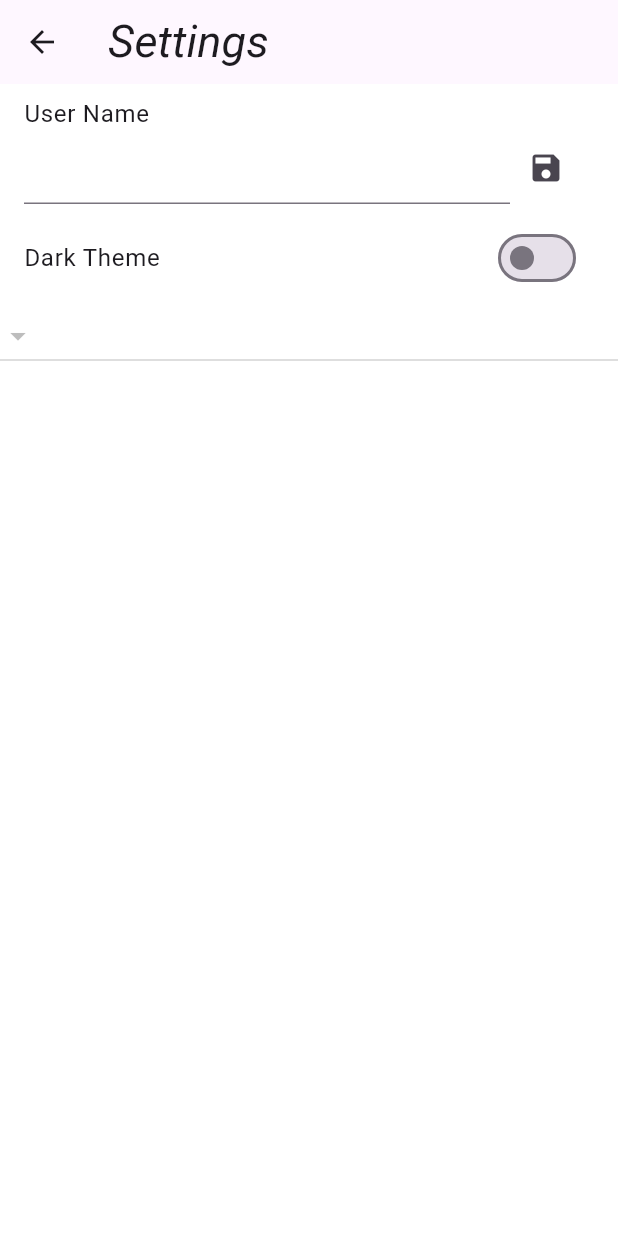
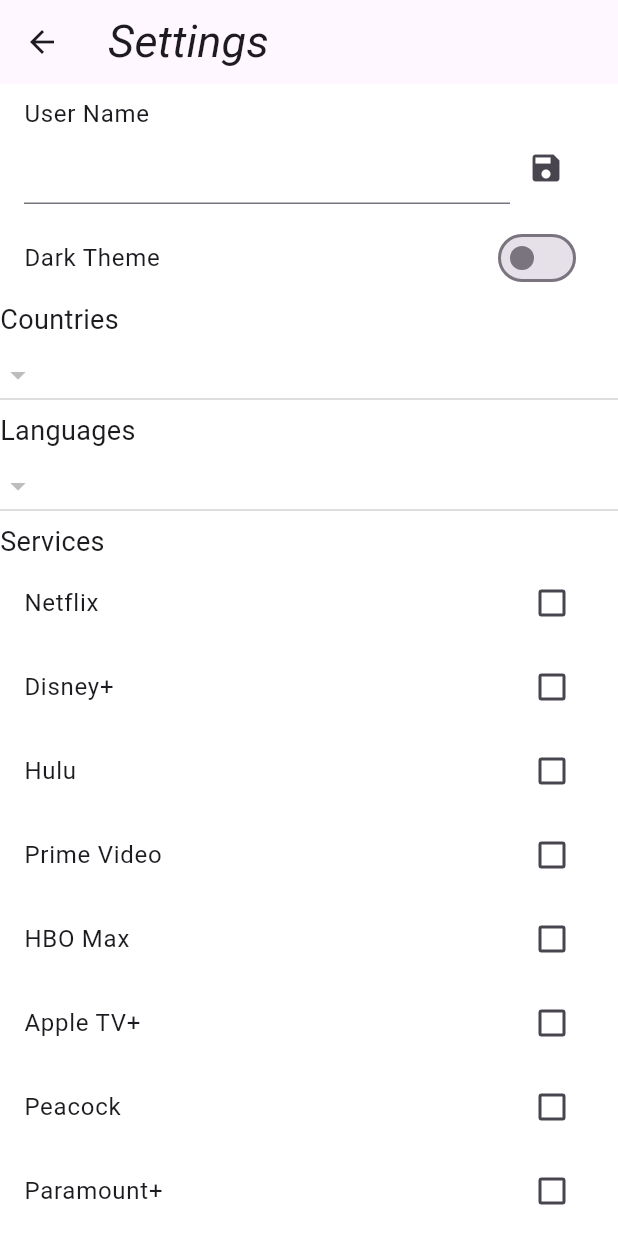
Before and after one commit to Ferno22/mini-challenge-3, a Flutter app: the screen it shows after launch, item 3 of the bottom bar chosen, after a tap on the "settings" icon, on a phone screen of 412 x 824 dp. Run offline on Flutter 3.47's test engine with Material 3 defaults, Android fonts, the phone set to English and light mode, and no system bars; our stand-ins replace shared_preferences; network calls fail.

Commit message:
Implemented services checklist

```diff
--- a/lib/api/tmdb_api.dart
+++ b/lib/api/tmdb_api.dart
@@ -97,15 +97,18 @@
     return countryNames;
   }
 
-  Future<Map<String, dynamic>> getLanguages() async {
-    return _makeGetRequest('configuration/languages?api_key=$apiKey');
-  }
+  Future<List<String>> getLanguages() async {
+    var response = await http
+        .get(Uri.parse('$baseUrl/configuration/languages?api_key=$apiKey'));
+    // Parse JSON
+    List<Map<String, dynamic>> languages =
+        List<Map<String, dynamic>>.from(jsonDecode(response.body));
 
-  Future<Map<String, dynamic>> getGeneralMovieServices() async {
-    return _makeGetRequest('watch/providers/movie?api_key=$apiKey');
-  }
-
-  Future<Map<String, dynamic>> getGeneralTVShowServices() async {
-    return _makeGetRequest('watch/providers/tv?api_key=$apiKey');
+    // Extract names of each language
+    List<String> languageNames = [];
+    for (var language in languages) {
+      languageNames.add(language['english_name']);
+    }
+    return languageNames;
   }
 }
--- a/lib/screens/settings_screen.dart
+++ b/lib/screens/settings_screen.dart
@@ -15,10 +15,10 @@
   late bool _isDarkTheme;
   late String _country;
   late String _language;
-  late List<String> _services;
-  late List<String> _languages;
   late TmdbApi _api;
   late List<String> _countryNames;
+  late List<String> _languages;
+  late List<String> _services;
 
   @override
   void initState() {
@@ -30,9 +30,38 @@
     _services = widget.userProfile.services;
     _api = TmdbApi();
     _countryNames = [];
+    _languages = [];
+    _services = [
+      'Netflix',
+      'Disney+',
+      'Hulu',
+      'Prime Video',
+      'HBO Max',
+      'Apple TV+',
+      'Peacock',
+      'Paramount+',
+      'Starz',
+      'Showtime',
+      'Discovery+',
+      'IMDb TV',
+      'The Roku Channel',
+      'Pluto TV',
+      'Tubi',
+      'Vudu',
+      'FandangoNOW',
+      'Sling TV',
+      'YouTube Premium',
+      'Hoopla',
+      'Criterion Channel',
+    ];
     _api.getCountries().then((value) {
       setState(() {
         _countryNames = value;
+      });
+    });
+    _api.getLanguages().then((value) {
+      setState(() {
+        _languages = value;
       });
     });
   }
@@ -82,6 +111,7 @@
               });
             },
           ),
+          Text('Countries', style: TextStyle(fontSize: 18)),
           // Add dropdowns for countries based on the output of the getCountries() method
           DropdownButton<String>(
             value: _country.isNotEmpty
@@ -101,7 +131,48 @@
               );
             }).toList(),
           ),
+          Text('Languages', style: TextStyle(fontSize: 18)),
+          // Add dropdowns for languages based on the output of the getLanguages() method
+          DropdownButton<String>(
+            value: _language.isNotEmpty
+                ? _language
+                : null, // Set value to null if empty
+            hint: Text('$_language'),
+            onChanged: (String? newValue) {
+              setState(() {
+                _language = newValue ?? ''; // Set to empty string if null
+                widget.userProfile.language = _language;
+              });
+            },
+            items: _languages.map<DropdownMenuItem<String>>((String value) {
+              return DropdownMenuItem<String>(
+                value: value,
+                child: Text(value),
+              );
+            }).toList(),
+          ),
           // Add checkboxes for service selection
+          Text('Services', style: TextStyle(fontSize: 18)),
+          Column(
+            children: _services
+                .map((service) => CheckboxListTile(
+                      title: Text(service),
+                      value: widget.userProfile.services.contains(service),
+                      onChanged: (bool? value) {
+                        setState(() {
+                          if (value != null) {
+                            if (value) {
+                              widget.userProfile.services.add(service);
+                            } else {
+                              widget.userProfile.services.remove(service);
+                            }
+                            widget.userProfile.saveProfile();
+                          }
+                        });
+                      },
+                    ))
+                .toList(),
+          ),
         ],
       ),
     );
```
